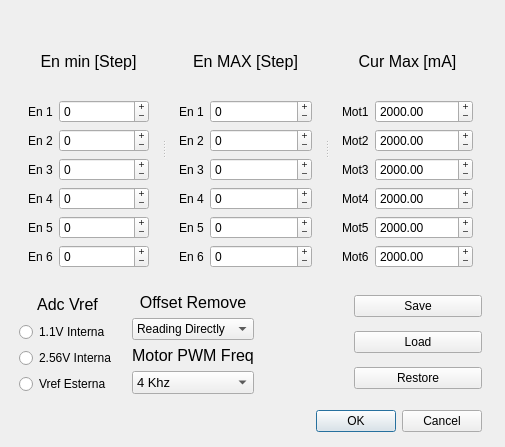
Above: SourceCode/2_uiSource/ScorbotUI_cpp/src/scorbotUi/ui_source/settingBoardWindow.ui from Alfystar/Scorbot-CA before the change. Below: the same form after it.
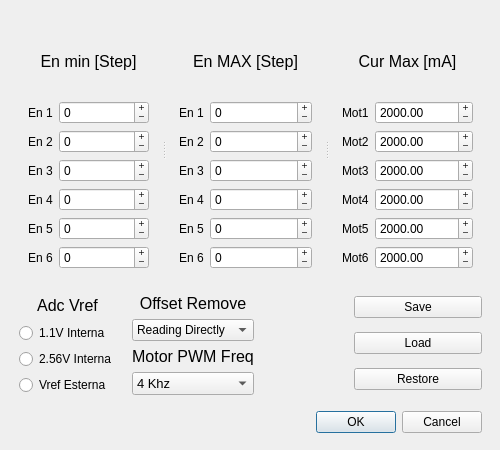
That is the form after the change.

```diff
--- a/SourceCode/2_uiSource/ScorbotUI_cpp/src/scorbotUi/ui_source/settingBoardWindow.ui
+++ b/SourceCode/2_uiSource/ScorbotUI_cpp/src/scorbotUi/ui_source/settingBoardWindow.ui
@@ -7,8 +7,8 @@
          <rect>
              <x>0</x>
              <y>0</y>
-             <width>505</width>
-             <height>447</height>
+             <width>500</width>
+             <height>450</height>
          </rect>
      </property>
      <property name="sizePolicy">
@@ -17,6 +17,18 @@
              <verstretch>0</verstretch>
          </sizepolicy>
      </property>
+     <property name="minimumSize">
+         <size>
+             <width>500</width>
+             <height>450</height>
+         </size>
+     </property>
+     <property name="maximumSize">
+         <size>
+             <width>500</width>
+             <height>450</height>
+         </size>
+     </property>
      <property name="windowTitle">
          <string>SettingBoard</string>
      </property>
@@ -32,7 +44,7 @@
      <x>10</x>
      <y>10</y>
      <width>481</width>
-     <height>431</height>
+                 <height>432</height>
     </rect>
    </property>
    <layout class="QVBoxLayout" name="verticalLayout">
```
Lines whose indentation alone changed are shown as unchanged.
